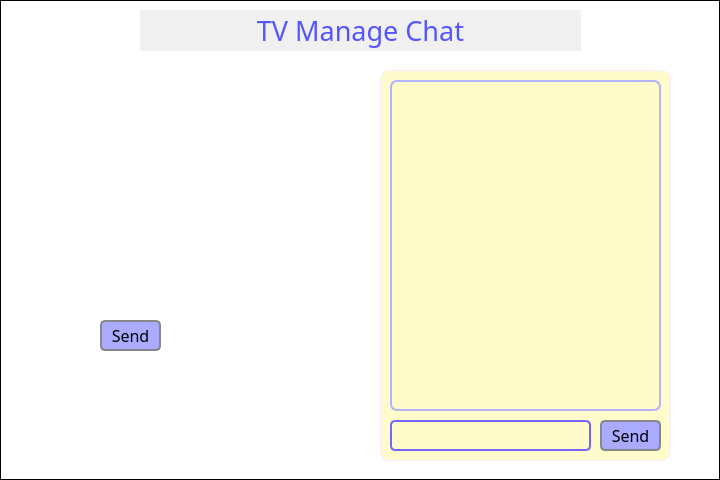
Above: chatwindow2.ui from kongshyun/vedaClientApp1 before the change. Below: the same form after it.
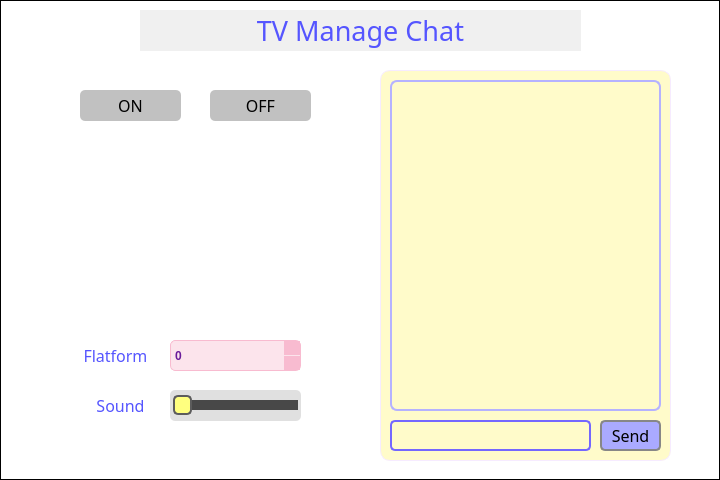
That is the form after the change. Icons and pictures are not drawn.

What changed in the file:
```diff
--- a/chatwindow2.ui
+++ b/chatwindow2.ui
@@ -147,7 +147,7 @@
    <property name="geometry">
     <rect>
      <x>70</x>
-     <y>90</y>
+     <y>120</y>
      <width>251</width>
      <height>191</height>
     </rect>
@@ -163,71 +163,20 @@
     <set>Qt::AlignCenter</set>
    </property>
   </widget>
-  <widget class="QPushButton" name="channelDownButton">
-   <property name="geometry">
-    <rect>
-     <x>100</x>
-     <y>320</y>
-     <width>61</width>
-     <height>31</height>
-    </rect>
-   </property>
-   <property name="font">
-    <font>
-     <family>Quicksand Medium</family>
-     <pointsize>12</pointsize>
-    </font>
-   </property>
-   <property name="styleSheet">
-    <string notr="true">QPushButton{
-	border: 2px solid rgb(135, 135, 135);
-	color: rgb(0, 0, 0);
-	background-color: rgb(170, 170, 255);
-	border-radius: 5px;
-}
-
-QPushButton:hover {
-    background-color: rgb(255, 251, 144);
-    color: rgb(195, 193, 255);
-}</string>
-   </property>
-   <property name="text">
-    <string>Send</string>
-   </property>
-  </widget>
-  <widget class="QLabel" name="exit">
-   <property name="geometry">
-    <rect>
-     <x>20</x>
-     <y>10</y>
-     <width>31</width>
-     <height>41</height>
-    </rect>
-   </property>
-   <property name="styleSheet">
-    <string notr="true">background-color : transparent;
-border-color: transparent;</string>
-   </property>
-   <property name="text">
-    <string>&lt;html&gt;&lt;head/&gt;&lt;body&gt;&lt;p&gt;&lt;img src=&quot;:/images/exit.png&quot; width=&quot;25&quot; height=&quot;25&quot;/&gt;&lt;/p&gt;&lt;/body&gt;&lt;/html&gt;</string>
-   </property>
-   <property name="alignment">
-    <set>Qt::AlignCenter</set>
-   </property>
-  </widget>
   <widget class="QPushButton" name="exitButton">
    <property name="geometry">
     <rect>
      <x>10</x>
      <y>10</y>
-     <width>51</width>
-     <height>41</height>
+     <width>31</width>
+     <height>31</height>
     </rect>
    </property>
    <property name="styleSheet">
     <string notr="true">QPushButton{
-	background-color: transparent;
-	border-color:transparent;
+	background-color:rgba(0, 0, 0, 0);
+	border:rgba(0, 0, 0, 0);
+	border-radius: 15px;
 }
 
 QPushButton:hover {
@@ -240,6 +189,266 @@
     <string/>
    </property>
   </widget>
+  <widget class="QLabel" name="exit">
+   <property name="geometry">
+    <rect>
+     <x>10</x>
+     <y>10</y>
+     <width>31</width>
+     <height>31</height>
+    </rect>
+   </property>
+   <property name="styleSheet">
+    <string notr="true">background-color:  rgb(255, 255, 255);
+border:none;</string>
+   </property>
+   <property name="text">
+    <string>&lt;html&gt;&lt;head/&gt;&lt;body&gt;&lt;p&gt;&lt;img src=&quot;:/images/exit.png&quot; width = &quot;25&quot; height=&quot;25&quot;/&gt;&lt;/p&gt;&lt;/body&gt;&lt;/html&gt; </string>
+   </property>
+   <property name="alignment">
+    <set>Qt::AlignCenter</set>
+   </property>
+  </widget>
+  <widget class="QPushButton" name="tvonButton">
+   <property name="geometry">
+    <rect>
+     <x>80</x>
+     <y>90</y>
+     <width>101</width>
+     <height>31</height>
+    </rect>
+   </property>
+   <property name="font">
+    <font>
+     <family>Quicksand Medium</family>
+     <pointsize>12</pointsize>
+    </font>
+   </property>
+   <property name="styleSheet">
+    <string notr="true">QPushButton{
+	border:0px solid rgb(135, 135, 135);
+	color: rgb(0, 0, 0);
+	background-color: rgb(193, 193, 193);
+	border-radius: 5px;
+}
+
+QPushButton:hover {
+	border-radius: 5px;
+    background-color: rgb(255, 251, 144);
+    color: rgb(195, 193, 255);
+}</string>
+   </property>
+   <property name="text">
+    <string>ON</string>
+   </property>
+  </widget>
+  <widget class="QPushButton" name="tvoffButton">
+   <property name="geometry">
+    <rect>
+     <x>210</x>
+     <y>90</y>
+     <width>101</width>
+     <height>31</height>
+    </rect>
+   </property>
+   <property name="font">
+    <font>
+     <family>Quicksand Medium</family>
+     <pointsize>12</pointsize>
+    </font>
+   </property>
+   <property name="styleSheet">
+    <string notr="true">QPushButton{
+	border:0px solid rgb(135, 135, 135);
+	color: rgb(0, 0, 0);
+	background-color: rgb(193, 193, 193);
+	border-radius: 5px;
+}
+
+QPushButton:hover {
+	border-radius: 5px;
+    background-color: rgb(255, 251, 144);
+    color: rgb(195, 193, 255);
+}</string>
+   </property>
+   <property name="text">
+    <string>OFF</string>
+   </property>
+  </widget>
+  <widget class="QSpinBox" name="channelBox">
+   <property name="geometry">
+    <rect>
+     <x>170</x>
+     <y>340</y>
+     <width>131</width>
+     <height>31</height>
+    </rect>
+   </property>
+   <property name="styleSheet">
+    <string notr="true">/* QSpinBox 기본 스타일 - 파스텔 톤 */
+QSpinBox {
+    background-color: #fce4ec;  /* 부드러운 핑크색 배경 */
+    border: 1px solid #f8bbd0;  /* 연한 핑크 테두리 */
+    border-radius: 5px;         /* 테두리 둥글게 */
+    padding: 2px;
+    color: #6a1b9a;             /* 텍스트 색상 - 부드러운 보라색 */
+    font: bold 12px;            /* 텍스트 굵게 */
+}
+
+/* QSpinBox의 위/아래 버튼(화살표) 스타일 */
+QSpinBox::up-button, QSpinBox::down-button {
+    background-color: #f8bbd0;  /* 버튼의 기본 배경색 - 연한 핑크 */
+    border: none;               /* 버튼 경계선 제거 */
+    width: 16px;                /* 버튼 넓이 설정 */
+}
+
+QSpinBox::up-arrow, QSpinBox::down-arrow {
+    width: 8px;                 /* 화살표 크기 */
+    height: 8px;
+    image: url(arrow.png);      /* 화살표 이미지 설정 가능 */
+}
+
+/* 마우스를 버튼에 올렸을 때 색상 변화 */
+QSpinBox::up-button:hover, QSpinBox::down-button:hover {
+    background-color: #c5cae9;  /* 마우스 오버 시 연한 파란색으로 변경 */
+}
+
+/* QSpinBox의 입력 필드(텍스트 표시 영역) 스타일 */
+QSpinBox::editable {
+    background-color: #f3e5f5;  /* 입력 필드 배경색 - 연한 보라색 */
+    color: #6a1b9a;             /* 텍스트 색상 */
+}
+
+/* 스핀박스 버튼 클릭 시의 색상 변화 */
+QSpinBox::up-button:pressed, QSpinBox::down-button:pressed {
+    background-color: #b39ddb;  /* 클릭 시 진한 보라색으로 변경 */
+}
+</string>
+   </property>
+   <property name="maximum">
+    <number>5</number>
+   </property>
+  </widget>
+  <widget class="QLabel" name="channelLabel">
+   <property name="geometry">
+    <rect>
+     <x>60</x>
+     <y>340</y>
+     <width>111</width>
+     <height>31</height>
+    </rect>
+   </property>
+   <property name="font">
+    <font>
+     <family>Quicksand Medium</family>
+     <pointsize>12</pointsize>
+     <italic>false</italic>
+     <bold>false</bold>
+    </font>
+   </property>
+   <property name="styleSheet">
+    <string notr="true">color: rgb(85, 85, 255);
+font: 500 12pt &quot;Quicksand Medium&quot;;
+background-color:transparent;
+border-color:transparent;</string>
+   </property>
+   <property name="text">
+    <string>Flatform</string>
+   </property>
+   <property name="alignment">
+    <set>Qt::AlignCenter</set>
+   </property>
+  </widget>
+  <widget class="QSlider" name="soundSlider">
+   <property name="geometry">
+    <rect>
+     <x>170</x>
+     <y>390</y>
+     <width>131</width>
+     <height>31</height>
+    </rect>
+   </property>
+   <property name="styleSheet">
+    <string notr="true">QSlider {
+    background-color: #e0e0e0;   /* 슬라이더 전체 배경색 */
+    border: transparent;   /* 슬라이더 테두리 */
+    border-radius: 5px;         /* 슬라이더 테두리의 둥근 정도 */
+    padding: 3px;                /* 슬라이더 내부 패딩 */
+}
+QSlider::groove:horizontal {
+    border: 0px solid rgb(255, 255, 255); /* 트랙 경계선 */
+    height: 10px;               /* 트랙의 높이 설정 */
+    background: rgb(72, 72, 72);     /* 트랙 배경색 */
+    margin: 1px 0;
+}
+QSlider::handle:horizontal {
+    background: rgb(255, 255, 127);      /* 핸들의 색상 */
+    border: 2px solid #5c5c5c;
+    width: 15px;                /* 핸들의 넓이 설정 */
+	height:10 px;
+    margin: -5px 0;             /* 핸들의 마진 */
+    border-radius: 5px;         /* 핸들의 모서리 둥글게 */
+}
+
+/* 슬라이더 핸들을 클릭하고 움직일 때의 스타일 */
+QSlider::handle:horizontal:pressed {
+    background: rgb(209, 198, 255) ;     /* 슬라이더를 움직일 때 핸들의 색상 변화 */
+}</string>
+   </property>
+   <property name="maximum">
+    <number>100</number>
+   </property>
+   <property name="singleStep">
+    <number>5</number>
+   </property>
+   <property name="pageStep">
+    <number>5</number>
+   </property>
+   <property name="orientation">
+    <enum>Qt::Horizontal</enum>
+   </property>
+  </widget>
+  <widget class="QLabel" name="soundLabel">
+   <property name="geometry">
+    <rect>
+     <x>70</x>
+     <y>390</y>
+     <width>101</width>
+     <height>31</height>
+    </rect>
+   </property>
+   <property name="font">
+    <font>
+     <family>Quicksand Medium</family>
+     <pointsize>12</pointsize>
+     <italic>false</italic>
+     <bold>false</bold>
+    </font>
+   </property>
+   <property name="styleSheet">
+    <string notr="true">color: rgb(85, 85, 255);
+font: 500 12pt &quot;Quicksand Medium&quot;;
+background-color:transparent;
+border-color:transparent;</string>
+   </property>
+   <property name="text">
+    <string>Sound</string>
+   </property>
+   <property name="alignment">
+    <set>Qt::AlignCenter</set>
+   </property>
+  </widget>
+  <zorder>chatgroupBox</zorder>
+  <zorder>titleLabel</zorder>
+  <zorder>label</zorder>
+  <zorder>exit</zorder>
+  <zorder>exitButton</zorder>
+  <zorder>tvonButton</zorder>
+  <zorder>tvoffButton</zorder>
+  <zorder>channelBox</zorder>
+  <zorder>channelLabel</zorder>
+  <zorder>soundSlider</zorder>
+  <zorder>soundLabel</zorder>
  </widget>
  <resources/>
  <connections/>
```
Left out of the diff: 4 changed lines with no effect on the pictures.
